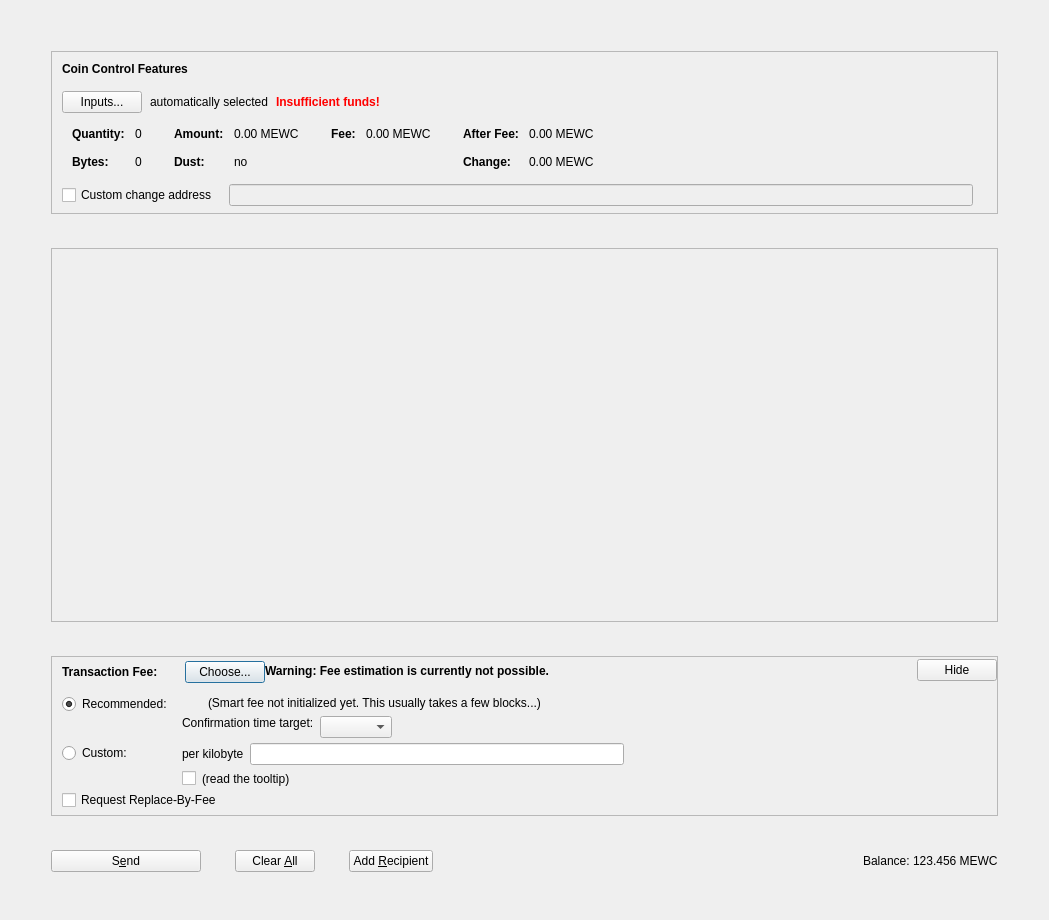
Before: the Qt Designer form src/qt/forms/sendcoinsdialog.ui in 1NF1N18Y/points, drawn with Qt 5.
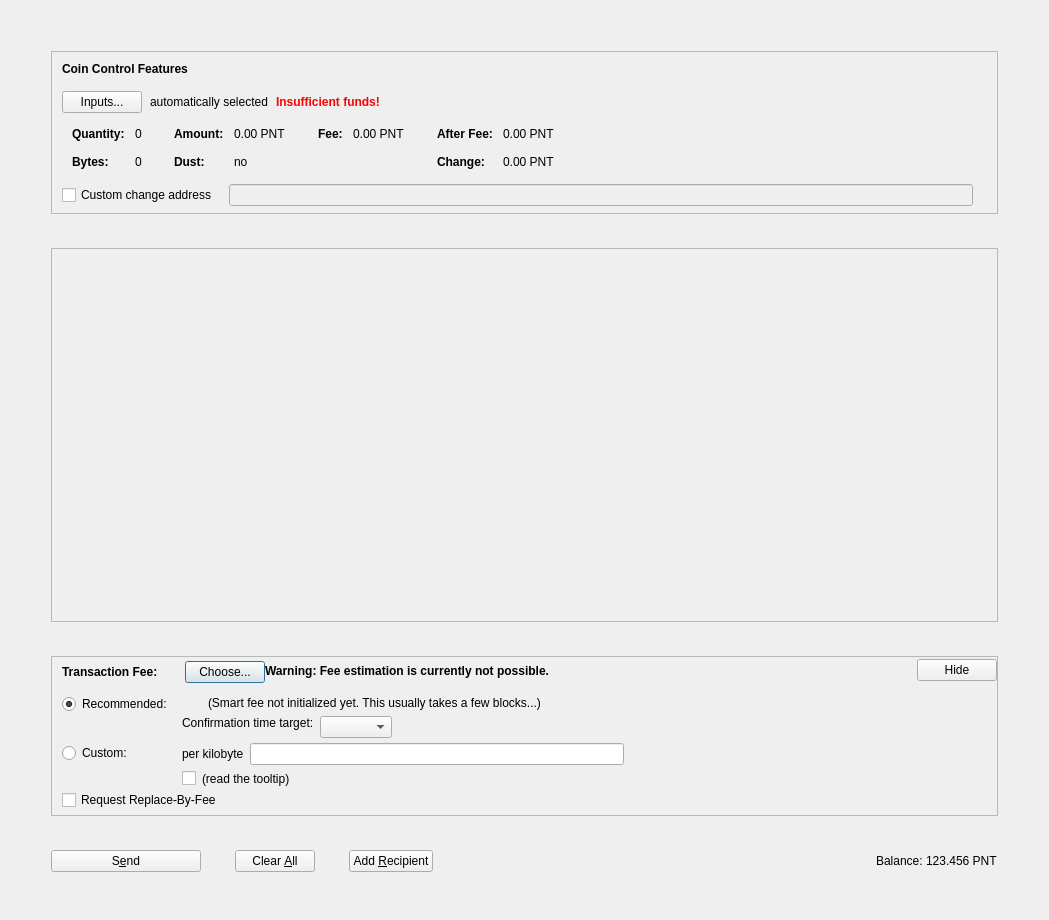
After: the same form once the commit is applied. Icons and pictures are not drawn. Custom widgets are drawn as their Qt base class.

```diff
--- a/src/qt/forms/sendcoinsdialog.ui
+++ b/src/qt/forms/sendcoinsdialog.ui
@@ -341,7 +341,7 @@
                     <enum>Qt::ActionsContextMenu</enum>
                    </property>
                    <property name="text">
-                    <string notr="true">0.00 MEWC</string>
+                    <string notr="true">0.00 PNT</string>
                    </property>
                    <property name="textInteractionFlags">
                     <set>Qt::LinksAccessibleByMouse|Qt::TextSelectableByKeyboard|Qt::TextSelectableByMouse</set>
@@ -421,7 +421,7 @@
                     <enum>Qt::ActionsContextMenu</enum>
                    </property>
                    <property name="text">
-                    <string notr="true">0.00 MEWC</string>
+                    <string notr="true">0.00 PNT</string>
                    </property>
                    <property name="textInteractionFlags">
                     <set>Qt::LinksAccessibleByMouse|Qt::TextSelectableByKeyboard|Qt::TextSelectableByMouse</set>
@@ -472,7 +472,7 @@
                     <enum>Qt::ActionsContextMenu</enum>
                    </property>
                    <property name="text">
-                    <string notr="true">0.00 MEWC</string>
+                    <string notr="true">0.00 PNT</string>
                    </property>
                    <property name="textInteractionFlags">
                     <set>Qt::LinksAccessibleByMouse|Qt::TextSelectableByKeyboard|Qt::TextSelectableByMouse</set>
@@ -501,7 +501,7 @@
                     <enum>Qt::ActionsContextMenu</enum>
                    </property>
                    <property name="text">
-                    <string notr="true">0.00 MEWC</string>
+                    <string notr="true">0.00 PNT</string>
                    </property>
                    <property name="textInteractionFlags">
                     <set>Qt::LinksAccessibleByMouse|Qt::TextSelectableByKeyboard|Qt::TextSelectableByMouse</set>
@@ -1264,7 +1264,7 @@
             <cursorShape>IBeamCursor</cursorShape>
            </property>
            <property name="text">
-            <string notr="true">123.456 MEWC</string>
+            <string notr="true">123.456 PNT</string>
            </property>
            <property name="textInteractionFlags">
             <set>Qt::LinksAccessibleByMouse|Qt::TextSelectableByKeyboard|Qt::TextSelectableByMouse</set>
```
Left out of the diff: 18 changed lines with no effect on the pictures.
